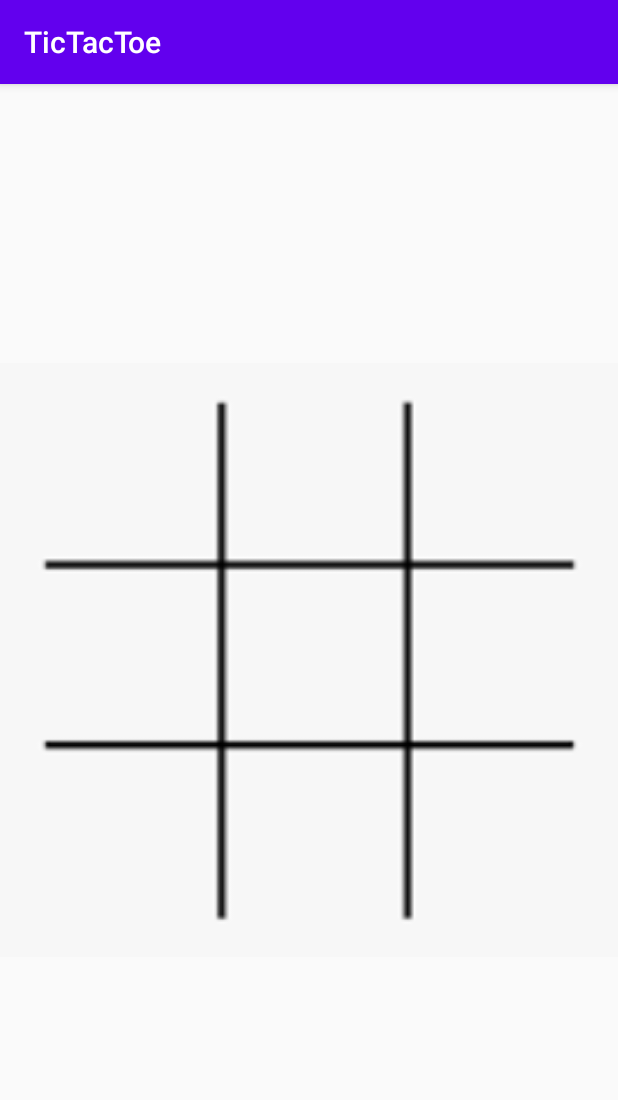
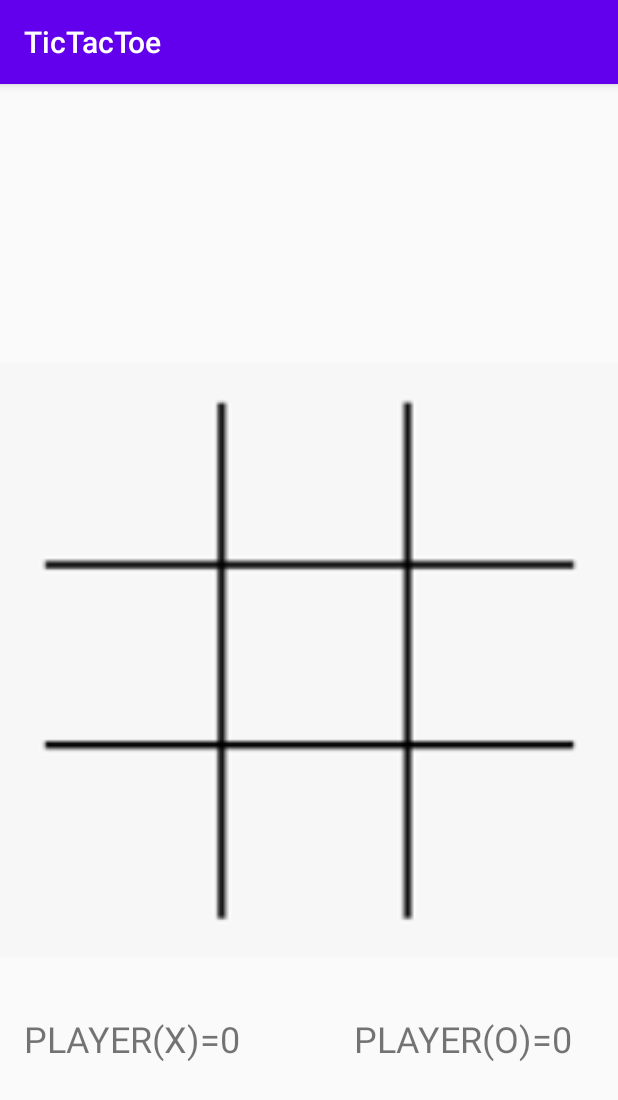
Before and after one commit to yashsinghcs/TicTacToe, an Android app: the screen it shows after launch (MainActivity), on a phone screen of 412 x 824 dp. Shown: the top 1100 px of the screen. Run offline under Robolectric (Android 15) with nearby library versions, the phone set to English and light mode, and no system bars.

Commit message:
added player points counter to xml

```diff
--- a/app/src/main/res/layout/activity_main.xml
+++ b/app/src/main/res/layout/activity_main.xml
@@ -136,4 +136,32 @@
         app:layout_constraintEnd_toEndOf="parent"
         app:layout_constraintStart_toStartOf="parent"
         app:layout_constraintTop_toTopOf="parent" />
+
+    <TextView
+        android:id="@+id/playerX"
+        android:layout_width="175dp"
+        android:layout_height="44dp"
+        android:text="PLAYER(X)=0 "
+        android:textSize="24sp"
+        app:layout_constraintBottom_toBottomOf="parent"
+        app:layout_constraintEnd_toEndOf="parent"
+        app:layout_constraintHorizontal_bias="0.067"
+        app:layout_constraintStart_toStartOf="parent"
+        app:layout_constraintTop_toBottomOf="@+id/gridddy"
+        app:layout_constraintVertical_bias="0.266" />
+
+    <TextView
+        android:id="@+id/playerO"
+        android:layout_width="175dp"
+        android:layout_height="44dp"
+        android:layout_marginLeft="200dp"
+        android:text="PLAYER(O)=0 "
+        android:textSize="24sp"
+        app:layout_constraintBottom_toBottomOf="parent"
+        app:layout_constraintEnd_toEndOf="parent"
+        app:layout_constraintHorizontal_bias="0.983"
+        app:layout_constraintStart_toStartOf="parent"
+        app:layout_constraintTop_toBottomOf="@+id/gridddy"
+        app:layout_constraintVertical_bias="0.266" />
+
 </androidx.constraintlayout.widget.ConstraintLayout>
```
